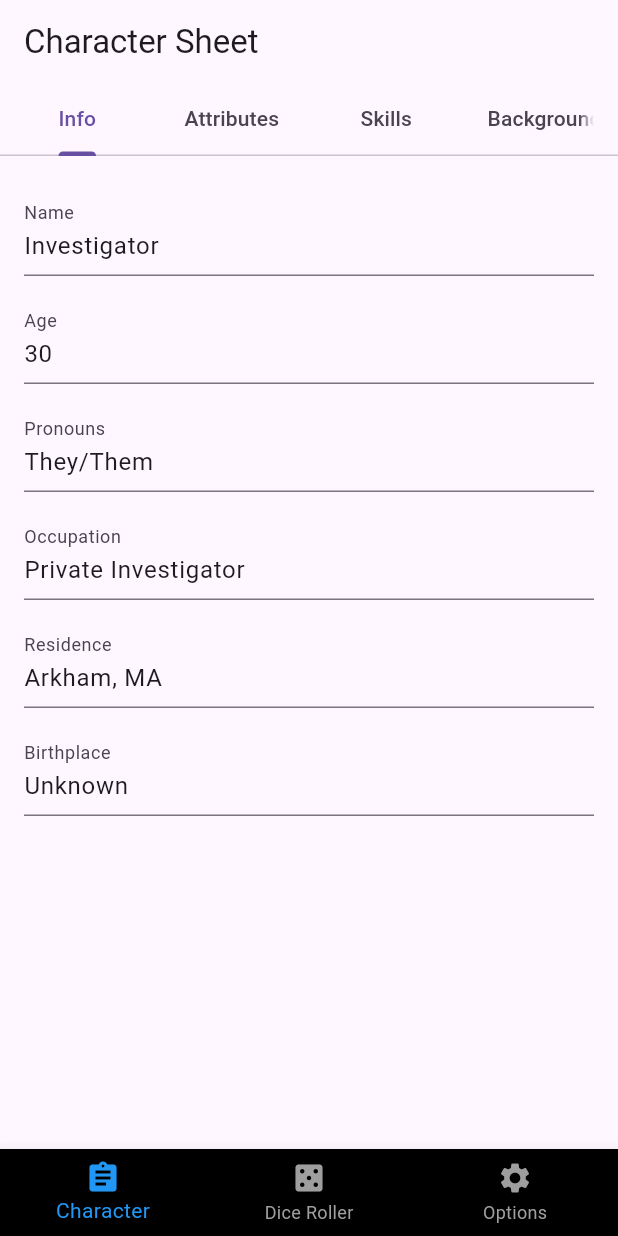
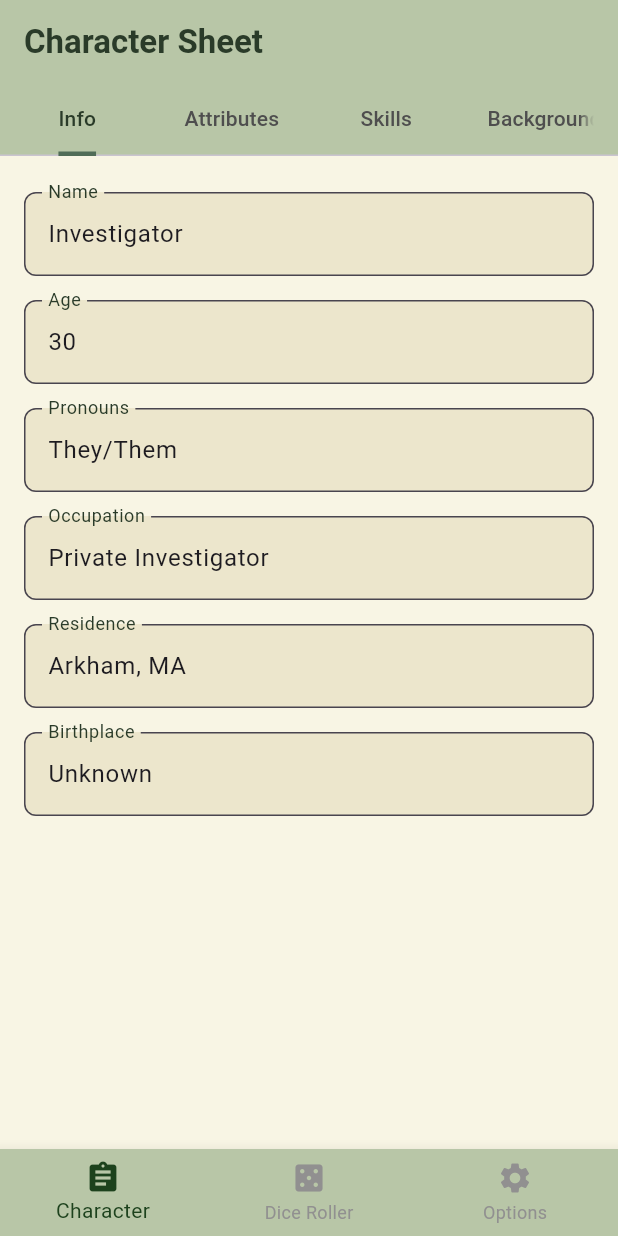
Before and after one commit to EugenePopovych/yithian, a Flutter app: the screen it shows after launch, on a phone screen of 412 x 824 dp. Run offline on Flutter 3.47's test engine with Material 3 defaults, Android fonts, the phone set to English and light mode, and no system bars.

Commit message:
Themes updated

```diff
--- a/lib/main.dart
+++ b/lib/main.dart
@@ -2,6 +2,8 @@ import 'package:flutter/material.dart';
 import 'package:provider/provider.dart';
 import 'viewmodels/character_viewmodel.dart';
 import 'screens/character_sheet_screen.dart';
+import 'theme_dark.dart';
+import 'theme_light.dart';
 
 void main() {
   runApp(const MyApp());
@@ -16,9 +18,7 @@ class MyApp extends StatelessWidget {
       create: (context) => CharacterViewModel(),
       child: MaterialApp(
         title: 'Call of Cthulhu Character Sheet',
-        theme: ThemeData(
-          primarySwatch: Colors.blue,
-        ),
+        theme: cocThemeLight,
         home: CharacterSheetScreen(), // 👈 Set this as the start screen
       ),
     );
--- a/lib/screens/character_sheet_screen.dart
+++ b/lib/screens/character_sheet_screen.dart
@@ -40,9 +40,6 @@ class CharacterSheetScreenState extends State<CharacterSheetScreen> {
         ),
         bottomNavigationBar: BottomNavigationBar(
           currentIndex: 0,
-          selectedItemColor: Colors.blue,
-          unselectedItemColor: Colors.grey,
-          backgroundColor: Theme.of(context).bottomAppBarTheme.color ?? Colors.black,
           items: const [
             BottomNavigationBarItem(icon: Icon(Icons.assignment), label: "Character"),
             BottomNavigationBarItem(icon: Icon(Icons.casino), label: "Dice Roller"),
--- /dev/null
+++ b/lib/theme_light.dart
@@ -0,0 +1,46 @@
+import 'package:flutter/material.dart';
+
+final ThemeData cocThemeLight = ThemeData(
+  brightness: Brightness.light,
+  primaryColor: Color(0xFFB8C6A7), // Soft green
+  scaffoldBackgroundColor: Color(0xFFF8F5E4), // Parchment-like background
+  hintColor: Color(0xFF4E4E4E), // Darker gray for contrast
+  textTheme: TextTheme(
+    titleLarge: TextStyle(fontSize: 22, fontWeight: FontWeight.bold, color: Color(0xFF2A3B29)), // Dark green
+    bodyMedium: TextStyle(fontSize: 16, color: Color(0xFF3A3A3A)), // Readable text
+  ),
+  inputDecorationTheme: InputDecorationTheme(
+    filled: true,
+    fillColor: Color(0xFFECE6CC), // Aged paper look for text fields
+    border: OutlineInputBorder(
+      borderSide: BorderSide(color: Color(0xFF9E9E9E)),
+      borderRadius: BorderRadius.circular(8),
+    ),
+    focusedBorder: OutlineInputBorder(
+      borderSide: BorderSide(color: Color(0xFF506C57)),
+      borderRadius: BorderRadius.circular(8),
+    ),
+    labelStyle: TextStyle(color: Color(0xFF2A3B29)),
+  ),
+  bottomAppBarTheme: BottomAppBarTheme(
+    color: Color(0xFFB8C6A7),
+  ),
+  tabBarTheme: TabBarTheme(
+    labelColor: Color(0xFF2A3B29), // Dark green for selected tab
+    unselectedLabelColor: Color(0xFF4E4E4E), // Gray for unselected tabs
+    indicator: BoxDecoration(
+      border: Border(bottom: BorderSide(color: Color(0xFF506C57), width: 3)), // Greenish indicator
+    ),
+    indicatorColor: Color(0xFF506C57),
+  ),
+  iconTheme: IconThemeData(color: Color(0xFF2A3B29)),
+  bottomNavigationBarTheme: BottomNavigationBarThemeData(
+    backgroundColor: Color(0xFFB8C6A7), // Soft green background
+    selectedItemColor: Color.fromARGB(255, 29, 66, 29), // Dark green for selected icon
+    unselectedItemColor: Color.fromARGB(255, 145, 144, 144), // Muted gray for unselected
+  ),
+  appBarTheme: AppBarTheme(
+    backgroundColor: Color(0xFFB8C6A7), // Match theme
+    foregroundColor: Color(0xFF2A3B29),
+  ),
+);
```
Also changed, not shown: lib/theme_dark.dart (added, +36 -0 lines).
